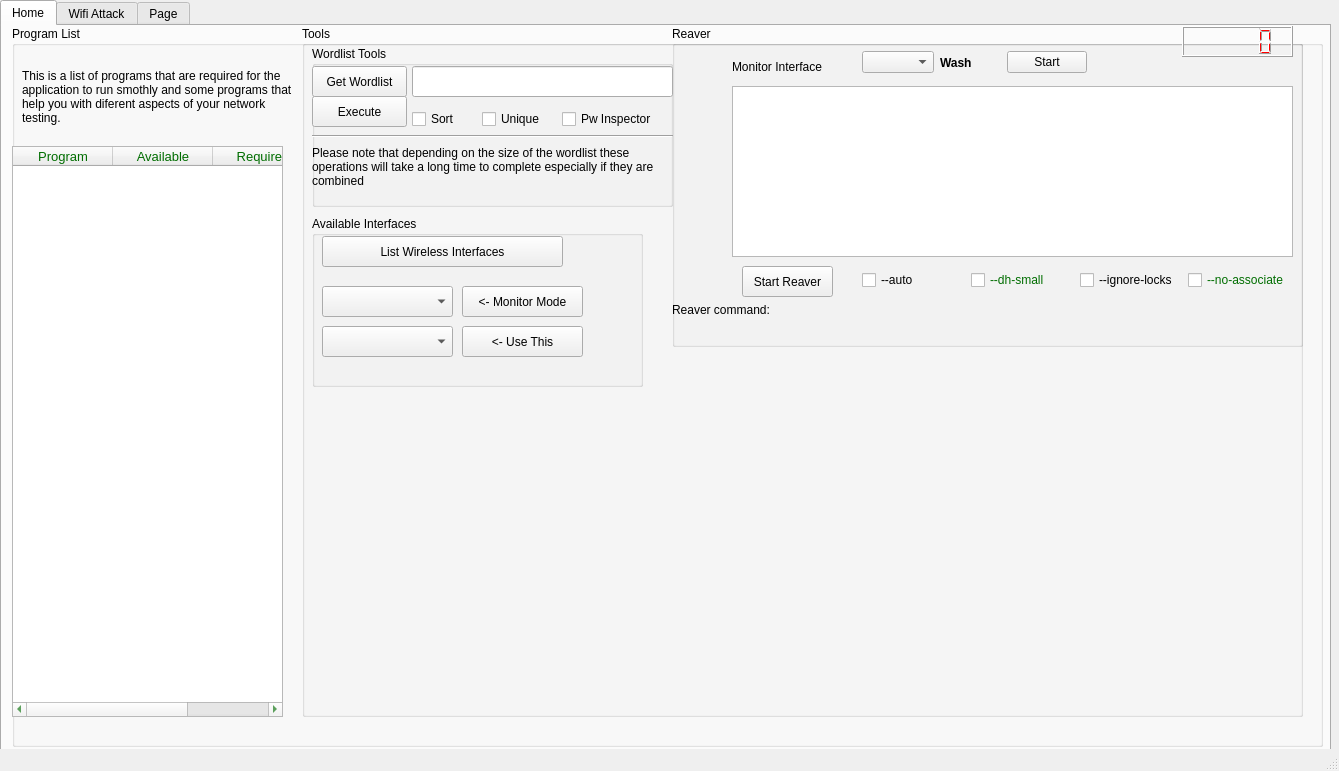
Old version of the form wifern.ui in the repository houcy/wifern.
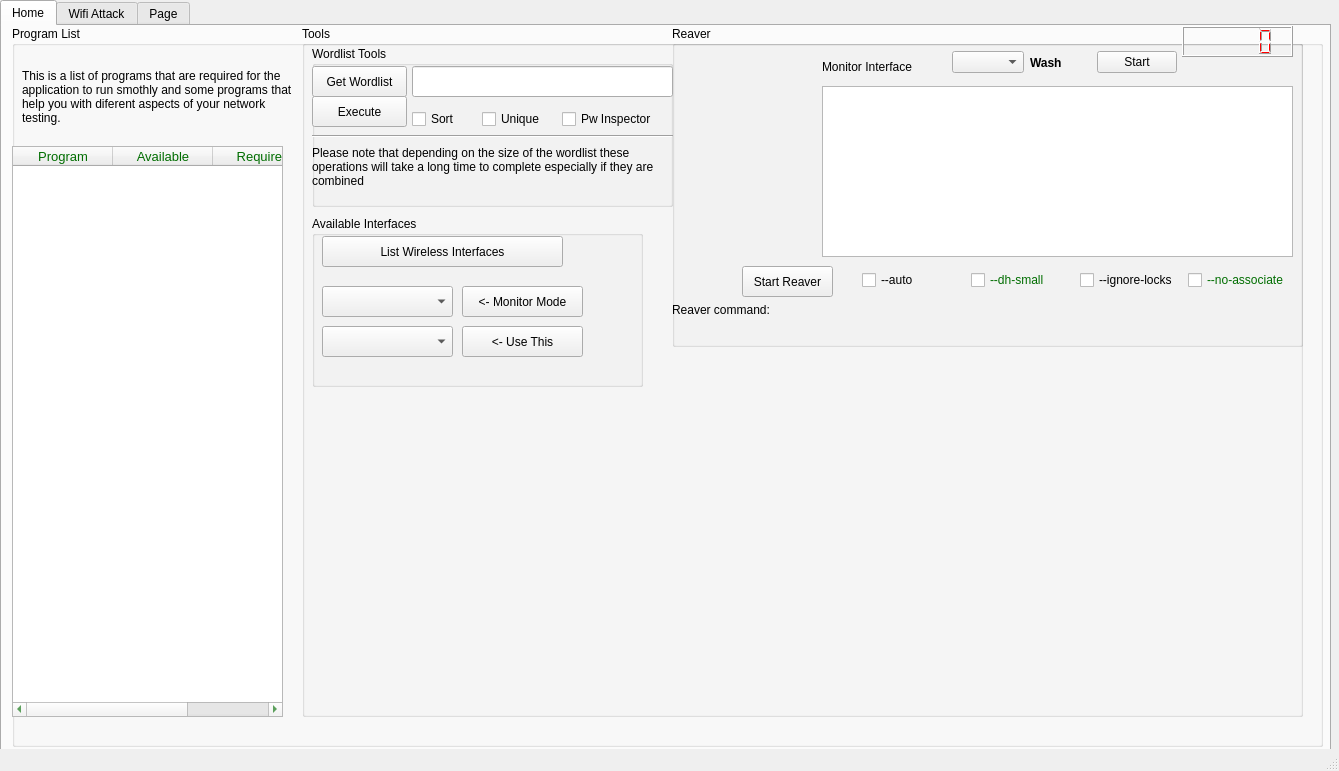
New version of the form. Icons and pictures are not drawn.

Commit message: Database model change wifiscan Implement

```diff
--- a/wifern.ui
+++ b/wifern.ui
@@ -286,7 +286,7 @@
            <widget class="QLabel" name="label_3">
             <property name="geometry">
              <rect>
-              <x>60</x>
+              <x>150</x>
               <y>30</y>
               <width>131</width>
               <height>21</height>
@@ -299,15 +299,17 @@
            <widget class="QTableView" name="wash_tableView">
             <property name="geometry">
              <rect>
-              <x>60</x>
+              <x>150</x>
               <y>60</y>
-              <width>561</width>
+              <width>471</width>
               <height>171</height>
              </rect>
             </property>
             <property name="font">
              <font>
-              <pointsize>10</pointsize>
+              <pointsize>11</pointsize>
+              <weight>75</weight>
+              <bold>true</bold>
              </font>
             </property>
             <property name="autoFillBackground">
@@ -316,6 +318,12 @@
             <property name="styleSheet">
              <string notr="true">color:rgb(0, 109, 0)</string>
             </property>
+            <property name="frameShadow">
+             <enum>QFrame::Raised</enum>
+            </property>
+            <property name="lineWidth">
+             <number>2</number>
+            </property>
             <property name="editTriggers">
              <set>QAbstractItemView::AnyKeyPressed|QAbstractItemView::SelectedClicked</set>
             </property>
@@ -335,7 +343,10 @@
              <enum>Qt::NoPen</enum>
             </property>
             <property name="sortingEnabled">
-             <bool>true</bool>
+             <bool>false</bool>
+            </property>
+            <property name="wordWrap">
+             <bool>false</bool>
             </property>
            </widget>
            <widget class="QLabel" name="reaver_command_label">
@@ -387,7 +398,7 @@
            <widget class="QWidget" name="layoutWidget">
             <property name="geometry">
              <rect>
-              <x>190</x>
+              <x>280</x>
               <y>20</y>
               <width>225</width>
               <height>33</height>
```
Left out of the diff: 2 changed lines with no effect on the pictures. The commit also changes 2 other files.
